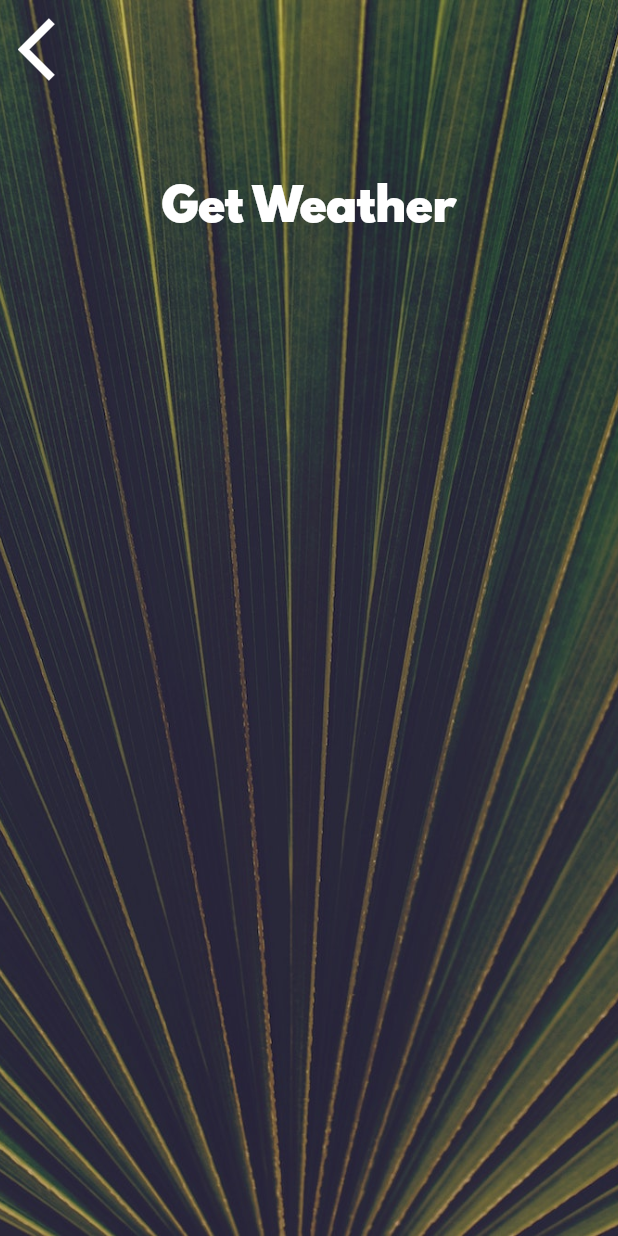
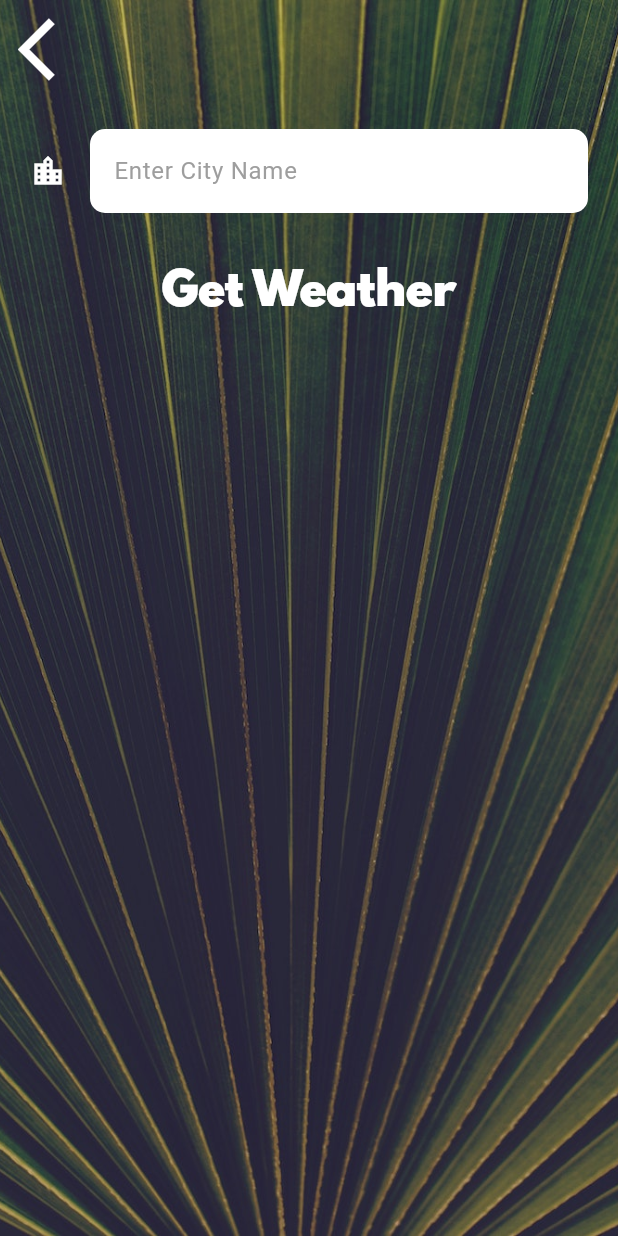
Before and after one commit to Adnan25z/clima_flutter, a Flutter app: the CityScreen screen opened directly, on a phone screen of 412 x 824 dp. Run offline on Flutter 3.47's test engine with Material 3 defaults, Android fonts, the phone set to English and light mode, and no system bars; our stand-ins replace flutter_spinkit, geolocator.

Commit message:
Creating and styling textfield widget for text entry

```diff
--- a/lib/screens/city_screen.dart
+++ b/lib/screens/city_screen.dart
@@ -36,7 +36,15 @@ class _CityScreenState extends State<CityScreen> {
               ),
               Container(
                 padding: EdgeInsets.all(20.0),
-                child: null,
+                child: TextField(
+                  style: TextStyle(
+                    color: Colors.black,
+                  ),
+                  decoration: kTextFieldInputDecoration,
+                  onChanged: (value) {
+                    print(value);
+                  },
+                ),
               ),
               TextButton(
                 onPressed: () {},
--- a/lib/utilities/constants.dart
+++ b/lib/utilities/constants.dart
@@ -18,3 +18,22 @@ const kButtonTextStyle = TextStyle(
 const kConditionTextStyle = TextStyle(
   fontSize: 100.0,
 );
+
+const kTextFieldInputDecoration = InputDecoration(
+  filled: true,
+  fillColor: Colors.white,
+  icon: Icon(
+    Icons.location_city,
+    color: Colors.white,
+  ),
+  hintText: 'Enter City Name',
+  hintStyle: TextStyle(
+    color: Colors.grey,
+  ),
+  border: OutlineInputBorder(
+    borderRadius: BorderRadius.all(
+      Radius.circular(10.0),
+    ),
+    borderSide: BorderSide.none,
+  ),
+);
```
Also changed, not shown: lib/screens/location_screen.dart (+10 -1 lines).
